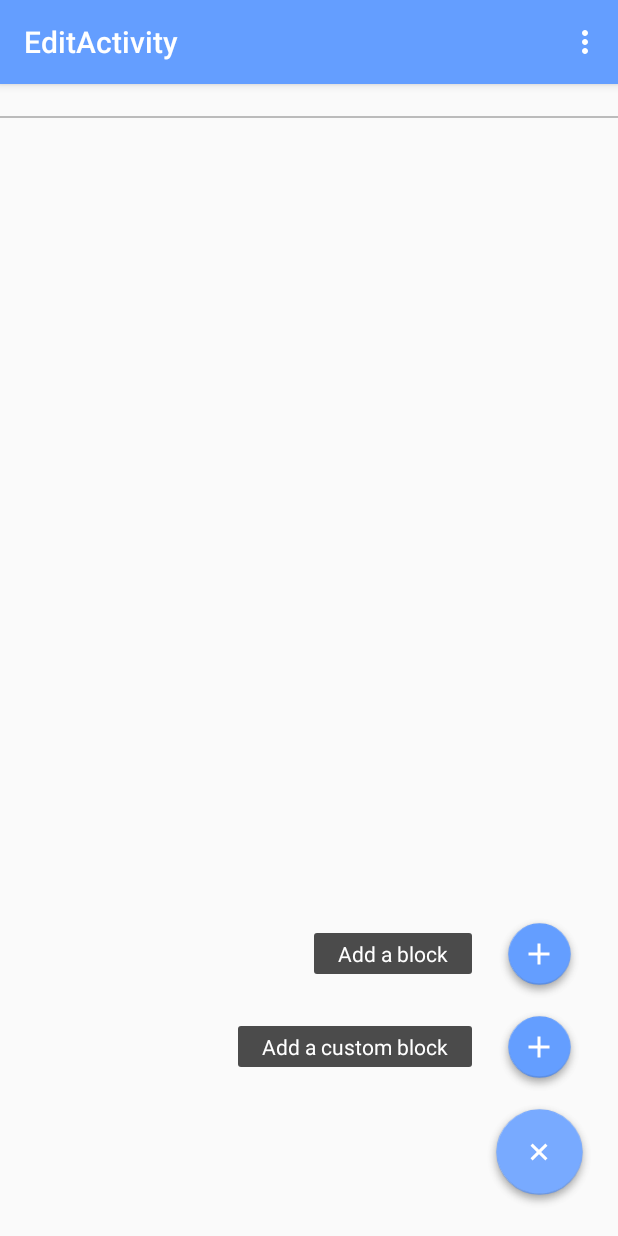
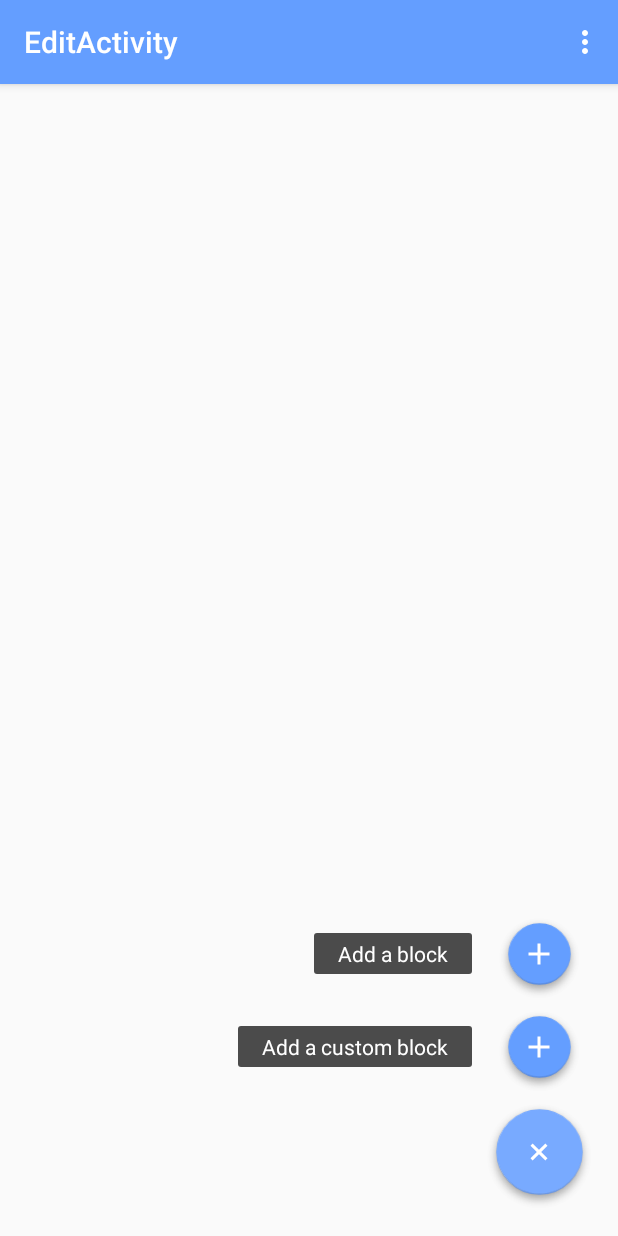
Before and after one commit to code-yeongyu/phone_code_pc, an Android app: the screen it shows after launch (EditActivity), after a tap on an icon or button, on a phone screen of 412 x 824 dp. Run offline under Robolectric (Android 15) with nearby library versions, the phone set to English and light mode, and no system bars; 2 statements that could not run were skipped.

Commit message:
Added : now the RecyclerView doesn't display items which has nothing

```diff
--- a/app/src/main/java/exlock/phonecode_pc/EditFeatures/BlockAdapter.java
+++ b/app/src/main/java/exlock/phonecode_pc/EditFeatures/BlockAdapter.java
@@ -21,12 +21,14 @@ class BlockAdapter extends RecyclerView.Adapter<BlockAdapter.ViewHolder> {
         private final TextView func1;
         private final TextView func2;
         private final EditText arg;
+        private final View separator;
 
         ViewHolder(final View v){
             super(v);
             func1 = v.findViewById(R.id.func1);
             func2 = v.findViewById(R.id.func2);
             arg = v.findViewById(R.id.argEditText);
+            separator = v.findViewById(R.id.separator);
         }
         TextView getFunc1() {
             return func1;
@@ -37,6 +39,7 @@ class BlockAdapter extends RecyclerView.Adapter<BlockAdapter.ViewHolder> {
         EditText getArg() {
             return arg;
         }
+        View getSeparator(){return separator;}
     }
 
     @Override
@@ -50,12 +53,21 @@ class BlockAdapter extends RecyclerView.Adapter<BlockAdapter.ViewHolder> {
         String funcString1 = blocks.get(position).func1;
         String arg = blocks.get(position).arg;
         String funcString2 = blocks.get(position).func2;
+        boolean isFunc1Empty = funcString1.equals("");
+        boolean isFunc2Empty = funcString2.equals("");
+        holder.getFunc1().setVisibility(isFunc1Empty ? View.GONE : View.VISIBLE);
+        holder.getSeparator().setVisibility(isFunc1Empty ? View.GONE : View.VISIBLE);
+        holder.getArg().setVisibility(isFunc2Empty ? View.GONE : View.VISIBLE);
+        holder.getFunc2().setVisibility(isFunc2Empty ? View.GONE : View.VISIBLE);
+        if(isFunc1Empty){
+            return;
+        }
         holder.getFunc1().setText(funcString1);
+        if(isFunc2Empty){
+            return;
+        }
         holder.getArg().setText(arg);
         holder.getFunc2().setText(funcString2);
-        boolean isFunc2Empty = funcString2.equals("");
-        holder.getArg().setVisibility(isFunc2Empty ? View.GONE : View.VISIBLE);
-        holder.getFunc2().setVisibility(isFunc2Empty ? View.GONE : View.VISIBLE);
     }
     @Override
     public int getItemCount() {
--- a/app/src/main/res/layout/item_block.xml
+++ b/app/src/main/res/layout/item_block.xml
@@ -45,7 +45,7 @@
         </LinearLayout>
 
         <View
-            android:id="@+id/view"
+            android:id="@+id/separator"
             android:background="#bbbbbb"
             android:layout_width="match_parent"
             android:layout_height="1dp" />
```
